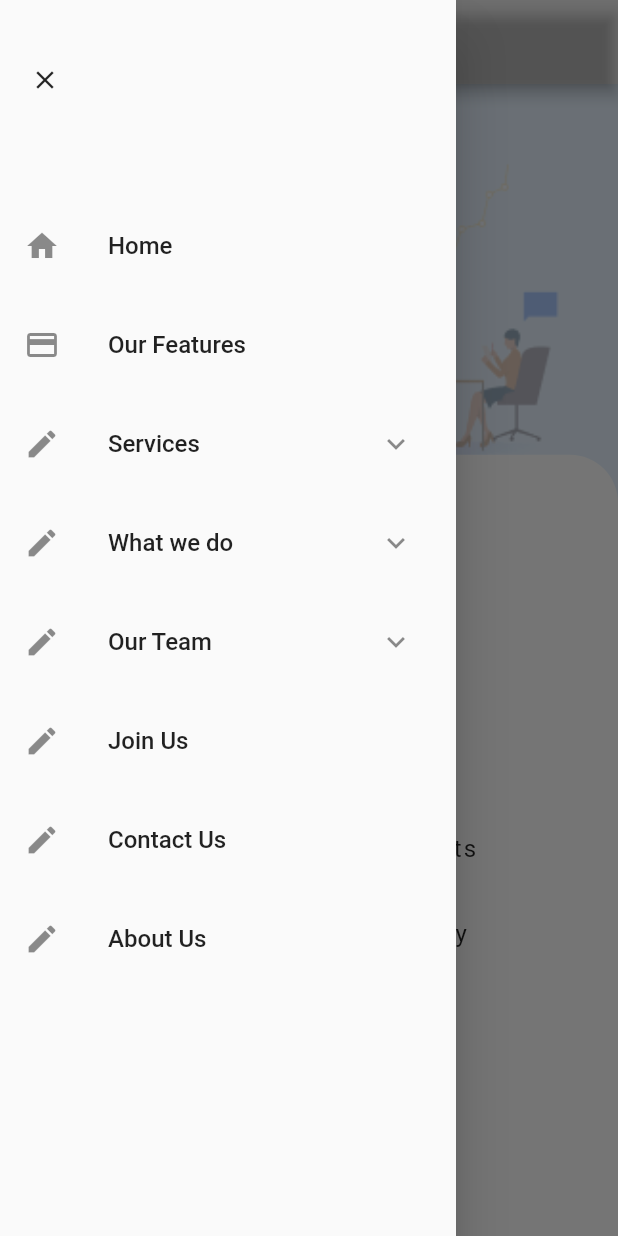
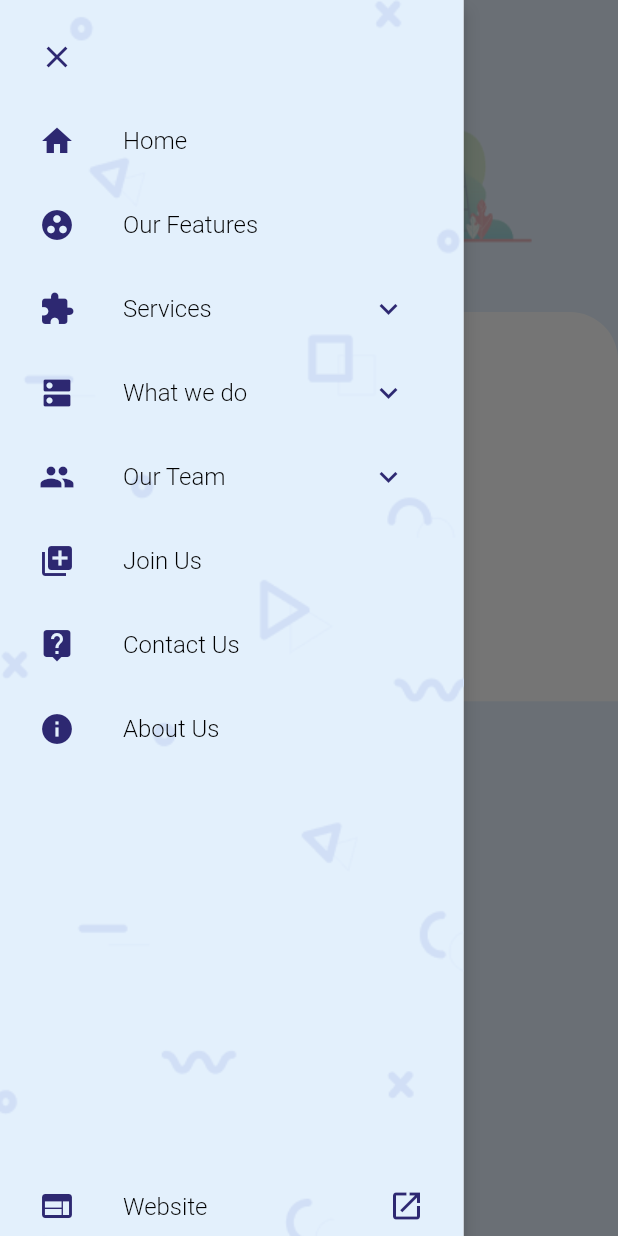
Before and after one commit to xdityxa/CSI-App, a Flutter app: the screen it shows after launch, with the side drawer open, on a phone screen of 412 x 824 dp. Run offline on Flutter 3.47's test engine with Material 2 defaults, Android fonts, the phone set to English and light mode, and no system bars; our stand-ins replace hexcolor.

```diff
--- a/lib/main.dart
+++ b/lib/main.dart
@@ -1,6 +1,7 @@
 import 'package:flutter/material.dart';
-import 'package:hexcolor/hexcolor.dart';
+// import 'package:hexcolor/hexcolor.dart';
 import './screens/home_page_screen.dart';
+import './screens/our_features_screen.dart';
 
 void main() {
   runApp(MyApp());
@@ -14,7 +15,7 @@ class MyApp extends StatelessWidget {
       theme: ThemeData(
 
       ),
-      home: HomePage(),
+      home: OurFeatures(),
     );
   }
 }
--- a/lib/screens/home_page_screen.dart
+++ b/lib/screens/home_page_screen.dart
@@ -1,67 +1,89 @@
 import 'package:flutter/material.dart';
 import 'package:hexcolor/hexcolor.dart';
-// import 'package:flutter_svg/flutter_svg.dart';
-// import 'package:material_design_icons_flutter/material_design_icons_flutter.dart';
-
 import '../widgets/app_drawer.dart';
 
-class HomePage extends StatelessWidget {
+class HomeScreen extends StatefulWidget {
+  @override
+  _HomeScreenState createState() => _HomeScreenState();
+}
+
+class _HomeScreenState extends State<HomeScreen> {
   final GlobalKey<ScaffoldState> _scaffoldKey = new GlobalKey<ScaffoldState>();
+
   @override
   Widget build(BuildContext context) {
     final mediaQuery = MediaQuery.of(context);
+
     return Scaffold(
+      backgroundColor: Hexcolor('#E7F3FF'),
       key: _scaffoldKey,
       drawer: AppDrawer(),
-      appBar: AppBar(
-        leading: IconButton(
-          icon: Icon(Icons.menu),
-          onPressed: null,
-        ),
-        backgroundColor: Colors.transparent,
-      ),
-      body: Stack(
+      body: SafeArea(
+        child: SingleChildScrollView(
+            child: Column(
           children: <Widget>[
             Container(
-            height: mediaQuery.size.height,
+              margin: EdgeInsets.only(left: 10),
               width: double.infinity,
+              // height: mediaQuery.size.height * 0.28,
+              decoration: BoxDecoration(
                 color: Hexcolor('#E7F3FF'),
+                image: DecorationImage(
+                  image: AssetImage('assets/images/home_page_bg.png'),
+                  fit: BoxFit.fitHeight,
+                ),
+              ),
               child: Column(
-              mainAxisAlignment: MainAxisAlignment.end,
+                crossAxisAlignment: CrossAxisAlignment.start,
+                mainAxisAlignment: MainAxisAlignment.spaceBetween,
                 children: <Widget>[
                   Container(
-                  height: (mediaQuery.size.height) * 0.3,
-                  padding: const EdgeInsets.only(bottom: 20, left: 30),
-                  alignment: Alignment.bottomLeft,
-                  decoration: BoxDecoration(
-                    image: DecorationImage(
-                      image: AssetImage('assets/images/home_page_bg.png'),
-                      fit: BoxFit.contain,
+                    margin: EdgeInsets.only(top: 10),
+                    child: IconButton(
+                      icon: Icon(Icons.menu),
+                      onPressed: () => _scaffoldKey.currentState.openDrawer(),
                     ),
                   ),
+                  Container(
+                    // color: Colors.blue,
+                    height: 150,
+                    margin: EdgeInsets.only(
+                      left: mediaQuery.size.height * 0.02,
+                    ),
+                    padding: EdgeInsets.only(top: mediaQuery.size.height * 0.078,),
+                    // padding: EdgeInsets.all(30),
+
                     child: Text(
                       'Home',
                       style: TextStyle(
                         color: Colors.black,
-                        fontWeight: FontWeight.bold,
+                        fontFamily: 'Poppins',
+                        fontWeight: FontWeight.w600,
                         fontSize: 45,
-                        letterSpacing: 2),
+                        letterSpacing: 2,
+                      ),
+                    ),
+                  )
+                ],
               ),
             ),
             Container(
-                  height: (mediaQuery.size.height) * 0.7,
+              padding: EdgeInsets.only(
+                  top: mediaQuery.size.height * 0.05,
+                  bottom: mediaQuery.size.height * 0.09,),
               width: double.infinity,
               decoration: BoxDecoration(
+                color: Colors.white,
                 borderRadius: BorderRadius.only(
+                  topLeft: Radius.circular(32),
                   topRight: Radius.circular(32),
-                        topLeft: Radius.circular(32),
                 ),
-                      color: Colors.white),
+              ),
               child: Column(
                 crossAxisAlignment: CrossAxisAlignment.start,
                 children: <Widget>[
                   Container(
-                        margin: const EdgeInsets.symmetric(vertical: 40),
+                    // margin: EdgeInsets.only(top: mediaQuery.size.height * 0.04),
                     child: ClipRRect(
                       borderRadius: BorderRadius.only(
                         topRight: Radius.circular(32),
@@ -69,58 +91,62 @@ class HomePage extends StatelessWidget {
                       ),
                       child: Container(
                         alignment: Alignment.center,
+                        height: 50,
                         width: 136,
                         decoration: BoxDecoration(
                           gradient: LinearGradient(
                             colors: [Hexcolor('#79B6FC'), Colors.white],
                             begin: Alignment.topLeft,
                             end: Alignment.bottomRight,
-                                stops: [0.3, 1.8],
+                            stops: [0.5, 1.8],
                           ),
-                            ),
-                            child: Padding(
-                              padding: const EdgeInsets.symmetric(
-                                vertical: 15,
                         ),
                         child: Text(
                           'Who we are',
                           style: TextStyle(
                               color: Colors.white,
                               fontSize: 16,
-                                ),
-                              ),
+                              fontFamily: 'Poppins',
+                              fontWeight: FontWeight.w500),
                         ),
                       ),
                     ),
                   ),
                   Container(
-                        margin: const EdgeInsets.only(
-                          left: 30,
-                          top: 15,
-                          bottom: 30,
+                    margin: EdgeInsets.only(
+                      left: mediaQuery.size.height * 0.03,
+                      top: mediaQuery.size.height * 0.06,
                     ),
                     child: Text(
                       'Team CSI',
                       style: TextStyle(
                           fontSize: 35,
+                          fontFamily: 'Poppins',
+                          fontWeight: FontWeight.w400),
+                    ),
+                  ),
+                  Container(
+                    margin: EdgeInsets.only(
+                      top: mediaQuery.size.height * 0.04,
+                      left: mediaQuery.size.height * 0.03,
+                    ),
+                    width: mediaQuery.size.width * 0.7,
+                    child: Text(
+                      'The COMPUTER SOCIETY OF INDIA (acronym as CSI) was formed in the year 1965. Since its inception, CSI has been paving the way for the IT industry to advance in the right direction. By indulging within itself most famous IT leaders, brilliant scientists and dedicated academicians.',
+                      style: TextStyle(
+                        height: 1.3,
+                        letterSpacing: 1.5,
+                        fontSize: 18,
+                        fontFamily: 'Roboto',
+                        fontWeight: FontWeight.w400,
                       ),
                     ),
                   ),
                   Container(
                     margin: EdgeInsets.only(
-                          left: 30,
+                      left: mediaQuery.size.height * 0.03,
+                      top: mediaQuery.size.height * 0.10,
                     ),
-                        width: mediaQuery.size.width * 0.7,
-                        child: Text(
-                          'The COMPUTER SOCIETY OF INDIA (acronym as CSI) was formed in the year 1965. Since its inception, CSI has been paving the way for the IT industry to advance in the right direction. By indulging within itself most famous IT leaders, brilliant scientists and dedicated academicians.',
-                          style: TextStyle(
-                            letterSpacing: 1.5,
-                            fontSize: 16,
-                          ),
-                        ),
-                      ),
-                      Container(
-                        margin: EdgeInsets.only(left: 30, top: 60),
                     child: RaisedButton(
                       child: Padding(
                         padding: const EdgeInsets.symmetric(
@@ -129,8 +155,12 @@ class HomePage extends StatelessWidget {
                         ),
                         child: Text(
                           'Know More',
-                              style:
-                                  TextStyle(color: Colors.white, fontSize: 16),
+                          style: TextStyle(
+                            color: Colors.white,
+                            fontSize: 16,
+                            fontFamily: 'Poppins',
+                            fontWeight: FontWeight.w500
+                          ),
                         ),
                       ),
                       shape: RoundedRectangleBorder(
@@ -138,18 +168,14 @@ class HomePage extends StatelessWidget {
                       ),
                       elevation: 5,
                       color: Hexcolor('#79B6FC'),
-                          onPressed: () {
-                            _scaffoldKey.currentState.openDrawer();
-                          },
+                      onPressed: () {},
                     ),
                   ),
                 ],
               ),
             ),
           ],
-            ),
-          ),
-        ],
+        )),
       ),
     );
   }
--- a/lib/screens/our_features_screen.dart
+++ b/lib/screens/our_features_screen.dart
@@ -52,7 +52,6 @@ class OurFeatures extends StatelessWidget {
                           margin: EdgeInsets.only(
                             left: mediaQuery.size.height * 0.02,
                           ),
-                          // padding: EdgeInsets.all(30),
 
                           child: Text(
                             'Our',
@@ -70,7 +69,6 @@ class OurFeatures extends StatelessWidget {
                           margin: EdgeInsets.only(
                             left: mediaQuery.size.height * 0.02,
                           ),
-                          // padding: EdgeInsets.only(top: mediaQuery.size.height * 0.078,),
 
                           child: Text(
                             'Features',
--- a/lib/widgets/app_drawer.dart
+++ b/lib/widgets/app_drawer.dart
@@ -1,144 +1,217 @@
 import 'package:flutter/material.dart';
+import 'package:hexcolor/hexcolor.dart';
 
 class AppDrawer extends StatelessWidget {
   @override
   Widget build(BuildContext context) {
-    return Drawer(
+    final mediaQuery = MediaQuery.of(context);
+
+    return SafeArea(
+      child: Container(
+        width: mediaQuery.size.width * 0.75,
+
+        child: Drawer(
+          elevation: 5,
+          child: SingleChildScrollView(
+            child: Container(
+              padding: EdgeInsets.symmetric(horizontal: 10, vertical: 10),
+              decoration: BoxDecoration(
+                image: DecorationImage(
+                  fit: BoxFit.cover,
+                  image: AssetImage('assets/images/drawer bg.png'),
+
+                ),
+                color: Hexcolor('#E3F0FC'),
+              ),
               child: Column(
-        children: <Widget>[
-          Container(
-            margin: EdgeInsets.only(
-              top: 43,
-              left: 0
+                children: [
+                  ListTile(
+                    leading: Icon(
+                      Icons.clear,
+                      color: Hexcolor('#2D2871'),
                     ),
-            padding: EdgeInsets.zero,
-            alignment: Alignment.centerLeft,
-            child: IconButton(
-              alignment: Alignment.topLeft,
-              padding: EdgeInsets.only(left: 20),
-              icon: Icon(
-                Icons.clear,
-                size: 20,
-              ),
-              onPressed: () {
+                    onTap: () {
                       Navigator.of(context).pop();
                     },
                   ),
+                  ListTile(
+                    leading: Icon(
+                      Icons.home,
+                      color: Hexcolor('#2D2871'),
                     ),
-          SizedBox(height:45),
-          ListTile(
-            leading: Icon(Icons.home),
                     title: Text(
                       'Home',
                       style: TextStyle(
                         fontSize: 16,
+                        color: Colors.black,
                       ),
                     ),
                     onTap: () {
                       // Navigator.of(context).pushReplacementNamed('/');
                     },
                   ),
-          SizedBox(height: 10),
                   ListTile(
-            leading: Icon(Icons.payment),
+                    leading: Icon(
+                      Icons.group_work,
+                      color: Hexcolor('#2D2871'),
+                    ),
                     title: Text(
                       'Our Features',
-              style: TextStyle(fontSize: 16),
+                      style: TextStyle(
+                        fontSize: 16,
+                        color: Colors.black,
+                      ),
                     ),
                     onTap: () {
                       // Navigator.of(context).pushReplacementNamed(Screen.routeName);
                     },
                   ),
-          SizedBox(height: 10),
                   ListTile(
-            leading: Icon(Icons.edit),
+                    leading: Icon(
+                      Icons.extension,
+                      color: Hexcolor('#2D2871'),
+                    ),
                     title: Text(
                       'Services',
-              style: TextStyle(fontSize: 16),
+                      style: TextStyle(
+                        fontSize: 16,
+                        color: Colors.black,
+                      ),
                     ),
                     onTap: () {
                       // Navigator.of(context).pushReplacementNamed(Screen.routeName);
                     },
                     trailing: IconButton(
-              icon: Icon(Icons.keyboard_arrow_down),
+                      icon: Icon(
+                        Icons.keyboard_arrow_down,
+                        color: Hexcolor('#2D2871'),
+                      ),
                       onPressed: () {},
                     ),
                   ),
-          SizedBox(height: 10),
                   ListTile(
-            leading: Icon(Icons.edit),
+                    leading: Icon(
+                      Icons.dns,
+                      color: Hexcolor('#2D2871'),
+                    ),
                     title: Text(
                       'What we do',
-              style: TextStyle(fontSize: 16),
+                      style: TextStyle(
+                        fontSize: 16,
+                        color: Colors.black,
+                      ),
                     ),
                     onTap: () {
                       // Navigator.of(context).pushReplacementNamed(Screen.routeName);
                     },
                     trailing: IconButton(
-              icon: Icon(Icons.keyboard_arrow_down),
+                      icon: Icon(
+                        Icons.keyboard_arrow_down,
+                        color: Hexcolor('#2D2871'),
+                      ),
                       onPressed: () {},
                     ),
                   ),
-          SizedBox(height: 10),
                   ListTile(
-            leading: Icon(Icons.edit),
+                    leading: Icon(
+                      Icons.group,
+                      color: Hexcolor('#2D2871'),
+                    ),
                     title: Text(
                       'Our Team',
-              style: TextStyle(fontSize: 16),
+                      style: TextStyle(
+                        fontSize: 16,
+                        color: Colors.black,
+                      ),
                     ),
                     onTap: () {
                       // Navigator.of(context).pushReplacementNamed(Screen.routeName);
                     },
                     trailing: IconButton(
-              icon: Icon(Icons.keyboard_arrow_down),
+                      icon: Icon(
+                        Icons.keyboard_arrow_down,
+                        color: Hexcolor('#2D2871'),
+                      ),
                       onPressed: () {},
                     ),
                   ),
-          SizedBox(height: 10),
                   ListTile(
-            leading: Icon(Icons.edit),
+                    leading: Icon(
+                      Icons.queue,
+                      color: Hexcolor('#2D2871'),
+                    ),
                     title: Text(
                       'Join Us',
-              style: TextStyle(fontSize: 16),
+                      style: TextStyle(
+                        fontSize: 16,
+                        color: Colors.black,
+                      ),
                     ),
                     onTap: () {
                       // Navigator.of(context).pushReplacementNamed(Screen.routeName);
                     },
                   ),
-          SizedBox(height: 10),
                   ListTile(
-            leading: Icon(Icons.edit),
+                    leading: Icon(
+                      Icons.live_help,
+                      color: Hexcolor('#2D2871'),
+                    ),
                     title: Text(
                       'Contact Us',
-              style: TextStyle(fontSize: 16),
+                      style: TextStyle(
+                        fontSize: 16,
+                        color: Colors.black,
+                      ),
                     ),
                     onTap: () {
                       // Navigator.of(context).pushReplacementNamed(Screen.routeName);
                     },
                   ),
-          SizedBox(height: 10),
                   ListTile(
-            leading: Icon(Icons.edit),
+                    leading: Icon(
+                      Icons.info,
+                      color: Hexcolor('#2D2871'),
+                    ),
                     title: Text(
                       'About Us',
-              style: TextStyle(fontSize: 16),
+                      style: TextStyle(
+                        fontSize: 16,
+                        color: Colors.black,
+                      ),
                     ),
                     onTap: () {
                       // Navigator.of(context).pushReplacementNamed(Screen.routeName);
                     },
                   ),
-          SizedBox(height: 186),
-          ListTile(
-            leading: Icon(Icons.edit),
+                  Container(
+                    margin: EdgeInsets.only(top: mediaQuery.size.height * 0.30),
+                    padding: EdgeInsets.symmetric(vertical: 15),
+                    child: ListTile(
+                      leading: Icon(
+                        Icons.web,
+                        color: Hexcolor('#2D2871'),
+                      ),
                       title: Text(
                         'Website',
-              style: TextStyle(fontSize: 16),
+                        style: TextStyle(
+                          fontSize: 16,
+                          color: Colors.black,
+                        ),
+                      ),
+                      trailing: Icon(
+                        Icons.launch,
+                        color: Hexcolor('#2D2871'),
                       ),
                       onTap: () {
                         // Navigator.of(context).pushReplacementNamed(Screen.routeName);
                       },
                     ),
+                  ),
                 ],
+              ),
+            ),
+          ),
+        ),
       ),
     );
   }
```
Also changed, not shown: pubspec.yaml (+14 -9 lines), assets/fonts/Poppins-SemiBold.ttf (added), assets/fonts/Roboto-Light.ttf (added), assets/images/drawer bg.png (added), pubspec.lock. Lines whose indentation alone changed are shown as unchanged.
